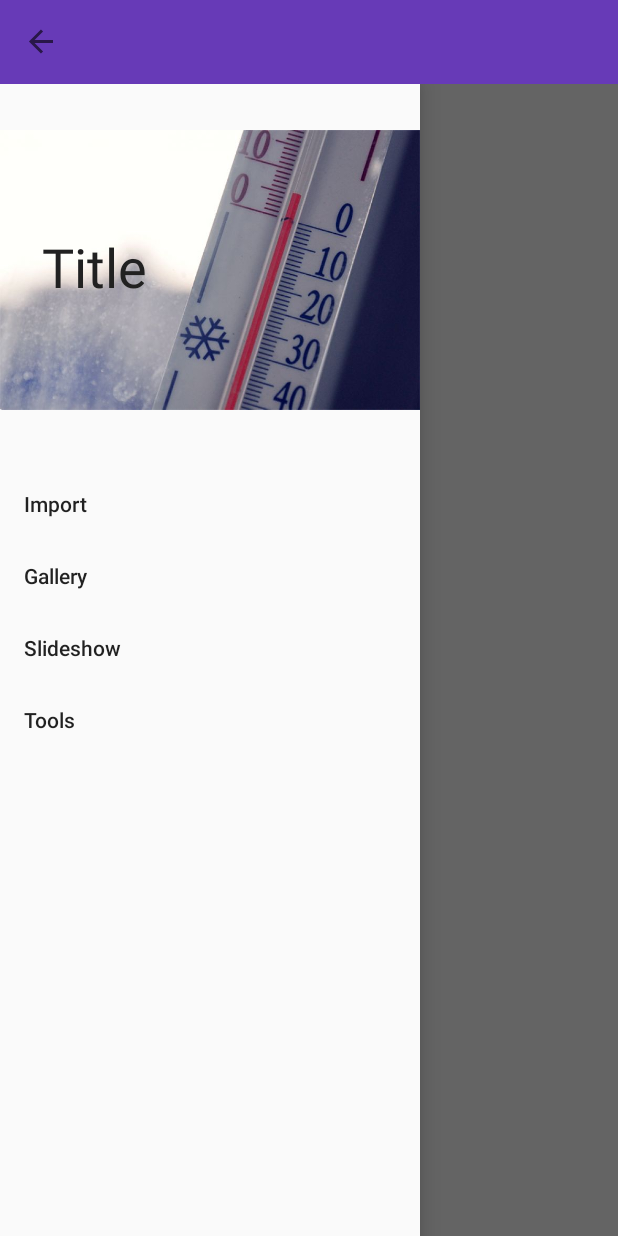
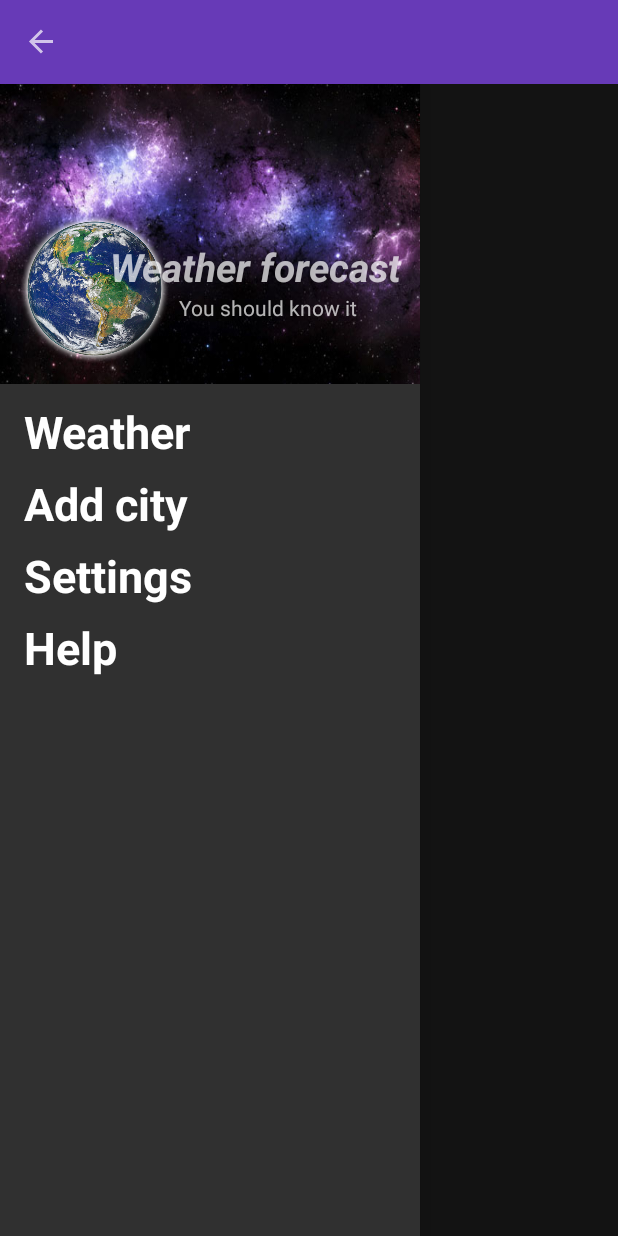
Before and after one commit to SvitlanaAmbros/TheWeather, an Android app: the screen it shows after launch (MainActivity), with the side drawer open, on a phone screen of 412 x 824 dp. Run offline under Robolectric (Android 15) with nearby library versions, the phone set to English and light mode, and no system bars; our stand-ins replace ButterKnife.

Commit message:
created navigation drawer with header and menu

```diff
--- a/app/src/main/AndroidManifest.xml
+++ b/app/src/main/AndroidManifest.xml
@@ -9,7 +9,8 @@
         android:roundIcon="@mipmap/ic_launcher_round"
         android:supportsRtl="true"
         android:theme="@style/AppTheme">
-        <activity android:name=".MainActivity">
+        <activity android:name=".MainActivity"
+            android:configChanges="orientation|keyboardHidden|screenSize">
             <intent-filter>
                 <action android:name="android.intent.action.MAIN" />
 
--- a/app/src/main/java/com/example/admin/theweather/MainActivity.java
+++ b/app/src/main/java/com/example/admin/theweather/MainActivity.java
@@ -27,10 +27,18 @@ public class MainActivity extends AppCompatActivity {
         setContentView(R.layout.activity_main);
         ButterKnife.bind(this);
 
+        createActionBar();
+        setActionBarDrawerToggle();
+
+    }
+
+    public void createActionBar(){
         setSupportActionBar(mainToolbar);
         getSupportActionBar().setDisplayShowTitleEnabled(false);
         getSupportActionBar().setDisplayHomeAsUpEnabled(true);
+    }
 
+    public void setActionBarDrawerToggle(){
         ActionBarDrawerToggle actionBarDrawerToggle = new ActionBarDrawerToggle(this, drawerLayout, mainToolbar,
                 R.string.open_drawer, R.string.close_drawer) {
 
@@ -44,6 +52,7 @@ public class MainActivity extends AppCompatActivity {
                 super.onDrawerOpened(drawerView);
             }
         };
+
         actionBarDrawerToggle.setDrawerIndicatorEnabled(true);
         drawerLayout.setDrawerListener(actionBarDrawerToggle);
         //calling sync state is necessary or else your hamburger icon wont show up
--- a/app/src/main/res/layout/activity_main.xml
+++ b/app/src/main/res/layout/activity_main.xml
@@ -29,6 +29,14 @@
             android:layout_width="match_parent"
             android:layout_height="match_parent" />
 
+        <!--<android.support.v7.widget.RecyclerView-->
+            <!--android:id="@+id/RecyclerView"-->
+            <!--android:layout_width="match_parent"-->
+            <!--android:layout_height="match_parent"-->
+            <!--android:background="#7000"-->
+            <!--android:layout_gravity="left"-->
+            <!--android:scrollbars="vertical">-->
+
         <android.support.design.widget.NavigationView
             android:id="@+id/navigation_view"
             android:layout_width="wrap_content"
@@ -36,7 +44,9 @@
             android:layout_gravity="start"
             android:fitsSystemWindows="true"
             app:headerLayout="@layout/header_for_navigation_drawer"
+            app:itemTextAppearance="@style/NavDrawerItemStyle"
             app:menu="@layout/menu_for_navigation_drawer"/>
+        <!--</android.support.v7.widget.RecyclerView>-->
 
     </android.support.v4.widget.DrawerLayout>
 
--- a/app/src/main/res/layout/header_for_navigation_drawer.xml
+++ b/app/src/main/res/layout/header_for_navigation_drawer.xml
@@ -2,30 +2,45 @@
 <RelativeLayout xmlns:android="http://schemas.android.com/apk/res/android"
     xmlns:app="http://schemas.android.com/apk/res-auto"
     android:orientation="vertical"
-    android:layout_width="match_parent"
-    android:layout_height="wrap_content">
+    android:layout_width="wrap_content"
+    android:layout_height="200dp"
+    android:background="@mipmap/space">
 
     <ImageView
-        android:id="@+id/imageView"
-        android:layout_width="match_parent"
-        android:layout_height="248dp"
-        app:srcCompat="@mipmap/nav_drawer_header"
-        android:layout_alignParentTop="true"
+        android:id="@+id/imageView2"
+        android:layout_width="100dp"
+        android:layout_height="100dp"
+        app:srcCompat="@mipmap/earth_pict"
+        android:layout_marginBottom="13dp"
+        android:layout_marginLeft="13dp"
+        android:layout_marginStart="13dp"
+        android:layout_alignParentBottom="true"
         android:layout_alignParentLeft="true"
         android:layout_alignParentStart="true" />
 
     <TextView
-        android:id="@+id/textView"
-        android:layout_width="138dp"
-        android:layout_height="50dp"
-        android:text="@string/navigation_drawer_header_title"
-        android:textSize="36sp"
-        android:textColor="@color/colorPrimaryText"
-        android:layout_marginLeft="28dp"
-        android:layout_marginStart="28dp"
-        android:layout_marginTop="97dp"
-        android:layout_alignParentTop="true"
-        android:layout_alignParentLeft="true"
-        android:layout_alignParentStart="true"/>
+        android:id="@+id/textView4"
+        android:layout_width="wrap_content"
+        android:layout_height="wrap_content"
+        android:text="@string/navdrawer_header_title"
+        android:textSize="26dp"
+        android:textStyle="bold|italic"
+        android:layout_marginRight="12dp"
+        android:layout_marginEnd="12dp"
+        android:layout_alignTop="@+id/imageView2"
+        android:layout_alignParentRight="true"
+        android:layout_alignParentEnd="true"
+        android:layout_marginTop="17dp" />
+
+    <TextView
+        android:id="@+id/textView6"
+        android:layout_width="wrap_content"
+        android:layout_height="wrap_content"
+        android:layout_marginEnd="29dp"
+        android:layout_marginRight="29dp"
+        android:text="@string/navdrawer_header_str"
+        android:layout_below="@+id/textView4"
+        android:layout_alignRight="@+id/textView4"
+        android:layout_alignEnd="@+id/textView4" />
 
 </RelativeLayout>
--- a/app/src/main/res/layout/menu_for_navigation_drawer.xml
+++ b/app/src/main/res/layout/menu_for_navigation_drawer.xml
@@ -1,34 +1,25 @@
 <?xml version="1.0" encoding="utf-8"?>
 <menu xmlns:android="http://schemas.android.com/apk/res/android"
-    android:layout_height="wrap_content"
-    android:layout_width="wrap_content">
+    android:layout_width="wrap_content"
+    android:layout_height="wrap_content">
 
     <group android:checkableBehavior="single">
+
         <item
-            android:id="@+id/nav_camera"
-            android:title="Import"/>
+            android:id="@+id/city_weather"
+            android:title="Weather" />
+
         <item
             android:id="@+id/nav_gallery"
-            android:title="Gallery"/>
+            android:title="Add city" />
+
         <item
             android:id="@+id/nav_slideshow"
-            android:title="Slideshow"/>
+            android:title="Settings" />
+
         <item
             android:id="@+id/nav_manage"
-            android:title="Tools"/>
+            android:title="Help" />
     </group>
 
-    <!--<item android:title="Communicate">-->
-    <!--<menu>-->
-    <!--<item-->
-    <!--android:id="@+id/nav_share"-->
-    <!--android:icon="@drawable/ic_menu_share"-->
-    <!--android:title="Share"/>-->
-    <!--<item-->
-    <!--android:id="@+id/nav_send"-->
-    <!--android:icon="@drawable/ic_menu_send"-->
-    <!--android:title="Send"/>-->
-    <!--</menu>-->
-    <!--</item>-->
-
 </menu>
--- a/app/src/main/res/values/strings.xml
+++ b/app/src/main/res/values/strings.xml
@@ -3,4 +3,6 @@
     <string name="open_drawer">Open drawer</string>
     <string name="close_drawer">Close drawer</string>
     <string name="navigation_drawer_header_title">Title</string>
+    <string name="navdrawer_header_title">Weather forecast</string>
+    <string name="navdrawer_header_str">You should know it</string>
 </resources>
--- a/app/src/main/res/values/styles.xml
+++ b/app/src/main/res/values/styles.xml
@@ -1,11 +1,19 @@
 <resources>
 
     <!-- Base application theme. -->
-    <style name="AppTheme" parent="Theme.AppCompat.Light.NoActionBar">
+    <style name="AppTheme" parent="Theme.AppCompat.NoActionBar">
         <!-- Customize your theme here. -->
         <item name="colorPrimary">@color/colorPrimary</item>
         <item name="colorPrimaryDark">@color/colorPrimaryDark</item>
         <item name="colorAccent">@color/colorAccent</item>
     </style>
 
+    <!--Style for item in navigation drawer-->
+    <style name="NavDrawerItemStyle" parent="Base.TextAppearance.AppCompat">
+        <item name="android:textColor">@color/colorIcons</item>
+        <item name="android:textSize">30sp</item>
+        <item name="android:textStyle">bold</item>
+        <item name="android:layout_margin">10dp</item>
+    </style>
+
 </resources>
```
Also changed, not shown: app/src/main/res/mipmap-hdpi/earth_1.jpg (added), app/src/main/res/mipmap-hdpi/earth_pict.png (added), app/src/main/res/mipmap-hdpi/earth_picture.jpg (added), app/src/main/res/mipmap-hdpi/nav_drawer_header_one.jpg (added), app/src/main/res/mipmap-hdpi/space.jpg (added).
